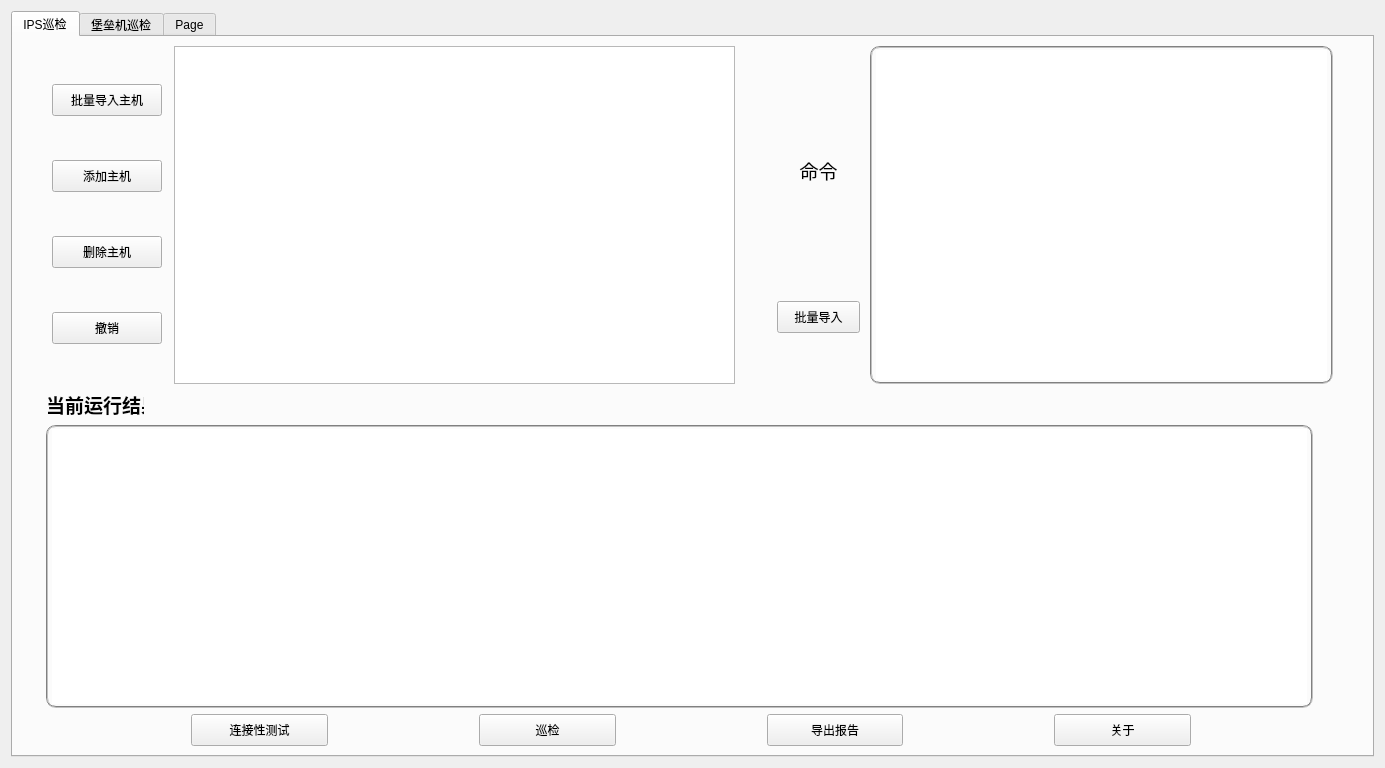
Before: the Qt Designer form UI/mainwidget.ui in COOLMSF/simple-inspection, drawn with Qt 5.
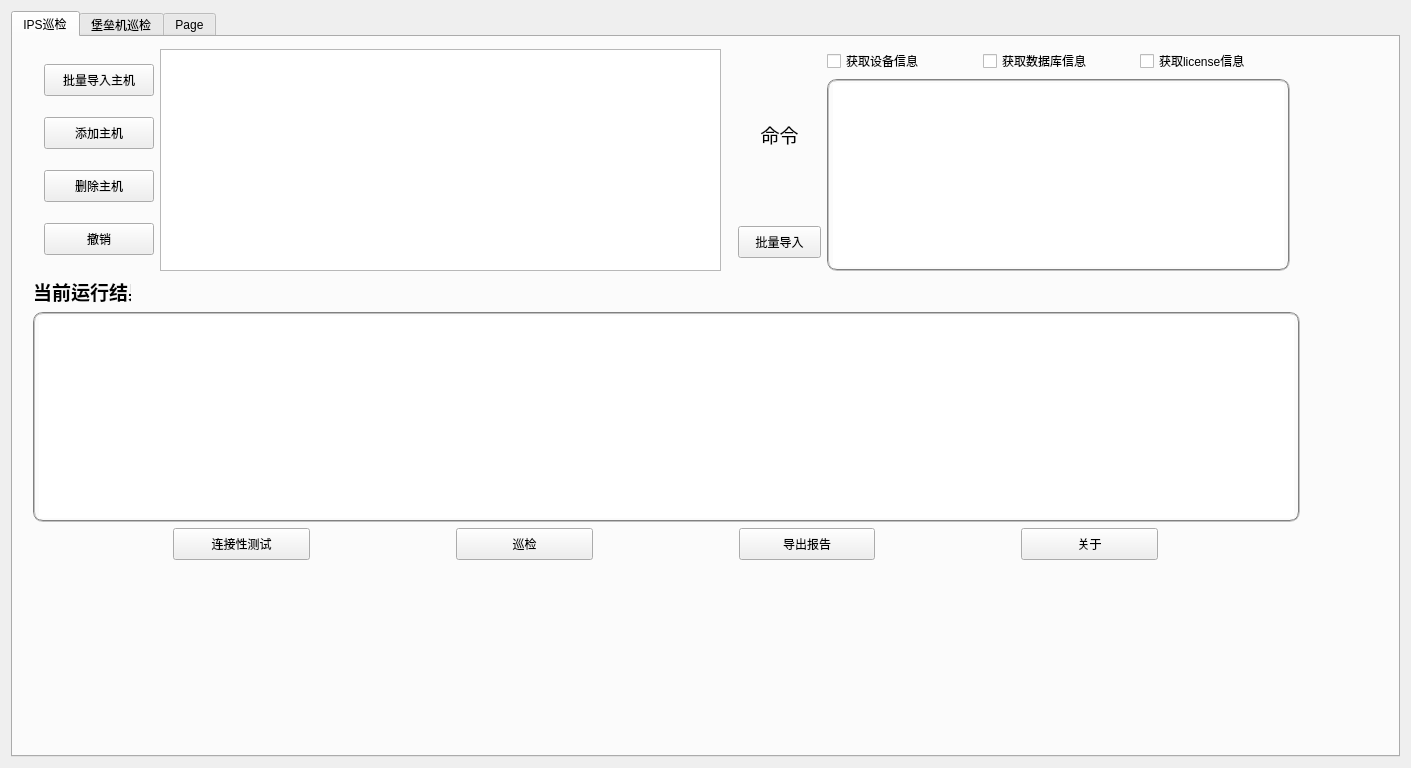
After: the same form once the commit is applied. The open tabs and pages were chosen to show the change.

The edit to the form file:
```diff
--- a/UI/mainwidget.ui
+++ b/UI/mainwidget.ui
@@ -6,7 +6,7 @@
    <rect>
     <x>0</x>
     <y>0</y>
-    <width>1385</width>
+    <width>1411</width>
     <height>768</height>
    </rect>
   </property>
@@ -20,7 +20,7 @@
       <enum>QTabWidget::Rounded</enum>
      </property>
      <property name="currentIndex">
-      <number>1</number>
+      <number>0</number>
      </property>
      <property name="iconSize">
       <size>
@@ -32,8 +32,19 @@
       <attribute name="title">
        <string>IPS巡检</string>
       </attribute>
-      <layout class="QGridLayout" name="gridLayout_2">
-       <item row="0" column="0">
+      <widget class="QWidget" name="">
+       <property name="geometry">
+        <rect>
+         <x>20</x>
+         <y>12</y>
+         <width>1269</width>
+         <height>511</height>
+        </rect>
+       </property>
+       <layout class="QVBoxLayout" name="verticalLayout_4">
+        <item>
+         <layout class="QHBoxLayout" name="horizontalLayout_7">
+          <item>
         <layout class="QHBoxLayout" name="horizontalLayout">
          <item>
           <layout class="QVBoxLayout" name="verticalLayout">
@@ -133,8 +144,8 @@
          </item>
         </layout>
        </item>
-       <item row="0" column="1">
-        <layout class="QHBoxLayout" name="horizontalLayout_2">
+          <item>
+           <layout class="QHBoxLayout" name="horizontalLayout_6">
          <item>
           <layout class="QVBoxLayout" name="verticalLayout_2">
            <item>
@@ -178,6 +189,33 @@
           </layout>
          </item>
          <item>
+             <layout class="QVBoxLayout" name="verticalLayout_3">
+              <item>
+               <layout class="QHBoxLayout" name="horizontalLayout_2">
+                <item>
+                 <widget class="QCheckBox" name="checkBox">
+                  <property name="text">
+                   <string>获取设备信息</string>
+                  </property>
+                 </widget>
+                </item>
+                <item>
+                 <widget class="QCheckBox" name="checkBox_2">
+                  <property name="text">
+                   <string>获取数据库信息</string>
+                  </property>
+                 </widget>
+                </item>
+                <item>
+                 <widget class="QCheckBox" name="checkBox_3">
+                  <property name="text">
+                   <string>获取license信息</string>
+                  </property>
+                 </widget>
+                </item>
+               </layout>
+              </item>
+              <item>
           <widget class="QTextEdit" name="te_cmd_input">
            <property name="minimumSize">
             <size>
@@ -198,7 +236,11 @@
          </item>
         </layout>
        </item>
-       <item row="1" column="0" colspan="2">
+           </layout>
+          </item>
+         </layout>
+        </item>
+        <item>
         <widget class="QLabel" name="label">
          <property name="minimumSize">
           <size>
@@ -217,7 +259,7 @@
          </property>
         </widget>
        </item>
-       <item row="2" column="0" colspan="2">
+        <item>
         <widget class="QTextEdit" name="te_cmd_output">
          <property name="minimumSize">
           <size>
@@ -236,7 +278,7 @@
          </property>
         </widget>
        </item>
-       <item row="3" column="0" colspan="2">
+        <item>
         <layout class="QHBoxLayout" name="horizontalLayout_3">
          <item>
           <widget class="QPushButton" name="btn_conn_test">
@@ -318,11 +360,12 @@
        </item>
       </layout>
      </widget>
+     </widget>
      <widget class="QWidget" name="tab_bastionhost">
       <attribute name="title">
        <string>堡垒机巡检</string>
       </attribute>
-      <widget class="QWidget" name="">
+      <widget class="QWidget" name="layoutWidget">
        <property name="geometry">
         <rect>
          <x>80</x>
```
Lines whose indentation alone changed are shown as unchanged.
